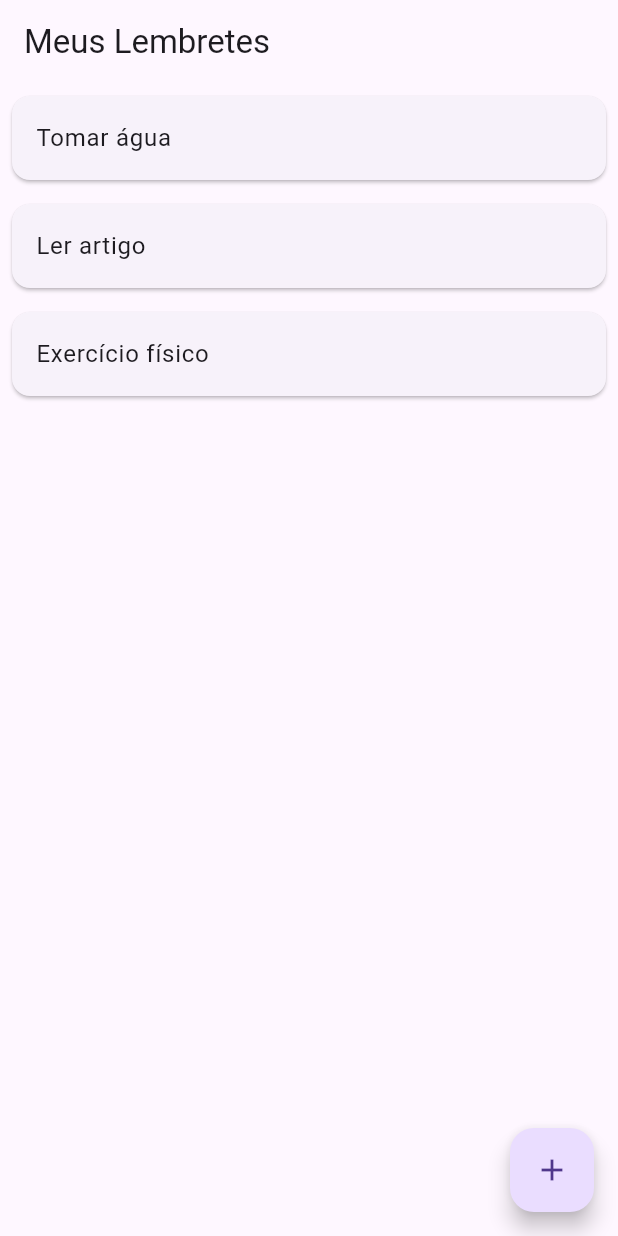
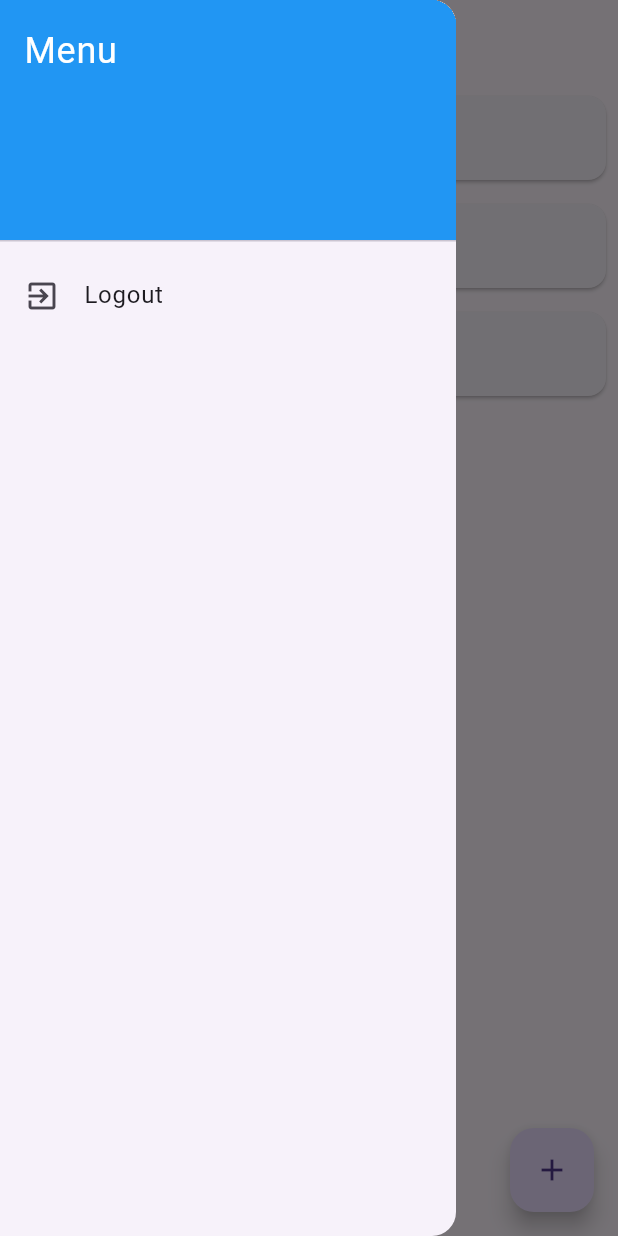
Before and after one commit to arthurhzm/anotacoes, a Flutter app: the screen it shows once a user with an empty profile is signed in, with the side drawer open (before the commit the screen has no drawer), on a phone screen of 412 x 824 dp. Run offline on Flutter 3.47's test engine with Material 3 defaults, Android fonts, the phone set to English and light mode, and no system bars; our stand-ins replace firebase_auth, firebase_core, sqflite; accounts and stored records are empty.

Commit message:
FEAT: logout

```diff
--- a/lembretes/lib/pages/home_page.dart
+++ b/lembretes/lib/pages/home_page.dart
@@ -1,8 +1,22 @@
+import 'package:firebase_auth/firebase_auth.dart';
 import 'package:flutter/material.dart';
 import 'package:lembretes/pages/add_lembretes_page.dart';
+import 'package:lembretes/pages/login_page.dart';
 
 class HomeScreen extends StatelessWidget {
   HomeScreen({super.key});
+
+  final FirebaseAuth _auth = FirebaseAuth.instance;
+
+  // Logout
+  Future<void> _signOut(BuildContext context) async {
+    await _auth.signOut();
+    if (context.mounted) {
+      Navigator.of(context).pushReplacement(
+        MaterialPageRoute(builder: (context) => const LoginPage()),
+      );
+    }
+  }
 
   final List<Map<String, String>> lembretes = [
     {
@@ -26,7 +40,31 @@ class HomeScreen extends StatelessWidget {
   Widget build(BuildContext context) {
     return Scaffold(
         appBar: AppBar(
-          title: const Text('Meus Lembretes'),
+          title: const Text('Lembretes'),
+        ),
+        drawer: Drawer(
+          child: ListView(
+            padding: EdgeInsets.zero,
+            children: <Widget>[
+              const DrawerHeader(
+                decoration: BoxDecoration(
+                  color: Colors.blue,
+                ),
+                child: Text(
+                  'Menu',
+                  style: TextStyle(
+                    color: Colors.white,
+                    fontSize: 24,
+                  ),
+                ),
+              ),
+              ListTile(
+                leading: const Icon(Icons.exit_to_app),
+                title: const Text('Logout'),
+                onTap: () => _signOut(context),
+              ),
+            ],
+          ),
         ),
         body: ListView.builder(
           itemCount: lembretes.length,
--- a/lembretes/lib/pages/login_page.dart
+++ b/lembretes/lib/pages/login_page.dart
@@ -31,7 +31,6 @@ class _LoginPageState extends State<LoginPage> {
         }
       } on FirebaseAuthException catch (e) {
         String errorMessage = 'Ocorreu um erro, tente novamente.';
-
         // Tratamento de erros comuns
         if (e.code == 'user-not-found') {
           errorMessage = 'Usuário não encontrado. Por favor, registre-se.';
```
